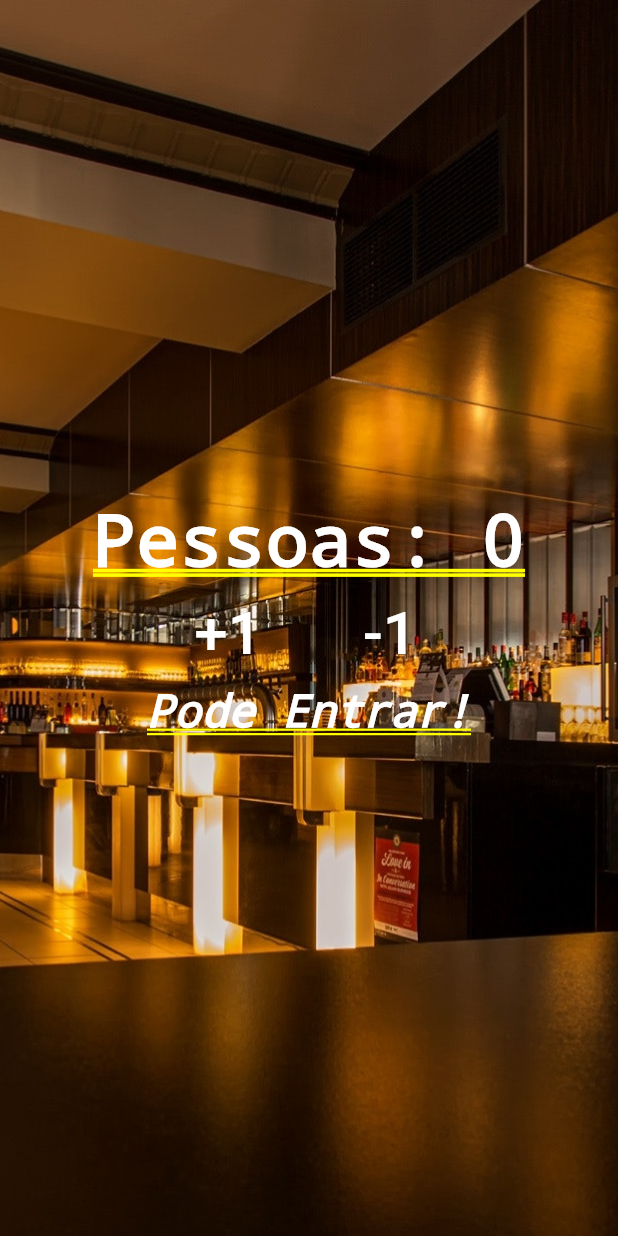
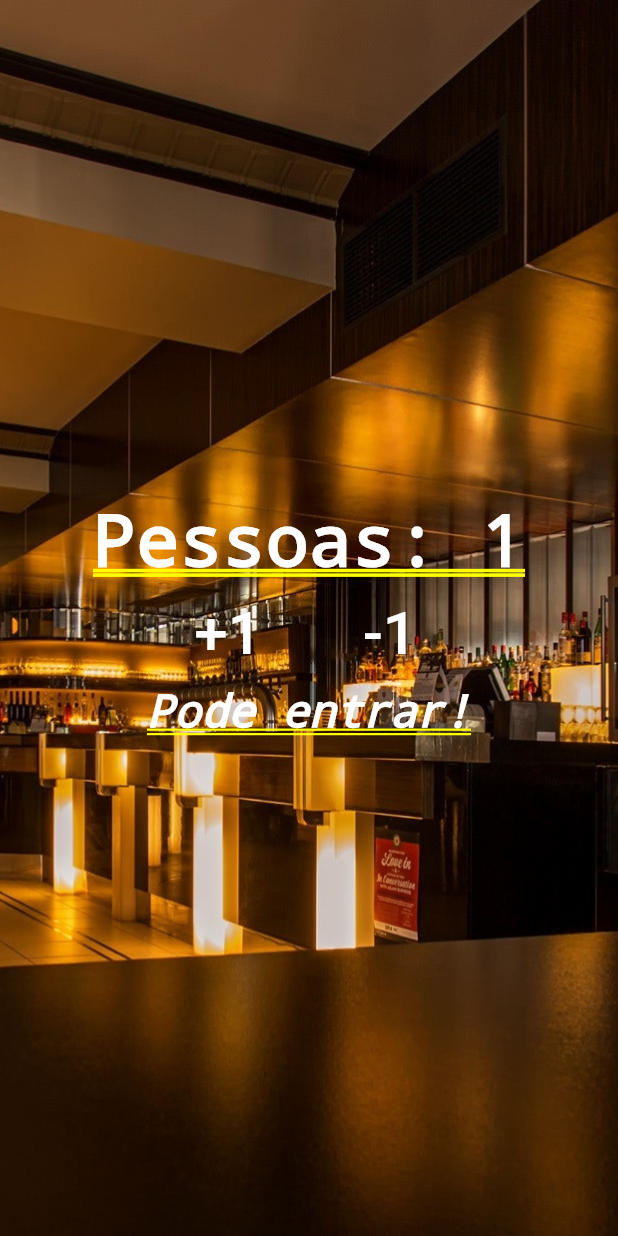
Before and after one commit to adonyskevin/Contador_Pessoas, a Flutter app: the screen it shows after launch, after a tap on "+1", on a phone screen of 412 x 824 dp. Run offline on Flutter 3.47's test engine with Material 2 defaults, Android fonts, the phone set to English and light mode, and no system bars.

Commit message:
Versão final

```diff
--- a/lib/main.dart
+++ b/lib/main.dart
@@ -3,14 +3,43 @@ import 'package:flutter/material.dart';
 void main() {
   runApp(MaterialApp(
       title: "Contador de Pessoas",
-      home: Stack(
+      home: Home()));
+}
+
+class Home extends StatefulWidget {
+  @override
+  _HomeState createState() => _HomeState();
+}
+
+class _HomeState extends State<Home> {
+  int _pessoas = 0;
+  String infoText;
+
+  void _alterarPessoas(int delta){
+    setState(() {
+      if ((((_pessoas != 0) || (delta > 0)) && (infoText != "Lotado!")) ||
+          ((infoText == "Lotado!") && (delta < 0))) {
+        _pessoas += delta;
+      }
+      if (_pessoas < 10){
+        infoText = "Pode entrar!";
+      }
+      else {
+        infoText = "Lotado!";
+      }
+    });
+  }
+
+  @override
+  Widget build(BuildContext context) {
+    return Stack(
       children: <Widget>[
         Image.asset("images/restaurant.jpg", fit: BoxFit.cover, height: 1000),
         Column(
           mainAxisAlignment: MainAxisAlignment.center,
           children: <Widget>[
             Text(
-                "Pessoas: 0",
+              "Pessoas: $_pessoas",
               style:
               TextStyle(color: Colors.white, fontWeight: FontWeight.bold),
             ),
@@ -20,7 +49,9 @@ void main() {
                 Padding(
                   padding: EdgeInsets.all(10),
                   child: FlatButton(
-                        onPressed: () {},
+                      onPressed: () {
+                        _alterarPessoas(1);
+                      },
                       child: Text(
                         "+1",
                         style: TextStyle(fontSize: 40, color: Colors.white),
@@ -29,7 +60,9 @@ void main() {
                 Padding(
                   padding: EdgeInsets.all(10),
                   child: FlatButton(
-                        onPressed: () {},
+                      onPressed: () {
+                        _alterarPessoas(-1);
+                      },
                       child: Text(
                         "-1",
                         style: TextStyle(fontSize: 40, color: Colors.white),
@@ -38,7 +71,7 @@ void main() {
               ],
             ),
             Text(
-                "Pode Entrar!",
+              "$infoText",
               style: TextStyle(
                   color: Colors.white,
                   fontStyle: FontStyle.italic,
@@ -47,5 +80,6 @@ void main() {
           ],
         )
       ],
-      )));
+    );
   }
+}
```
Lines whose indentation alone changed are shown as unchanged.
